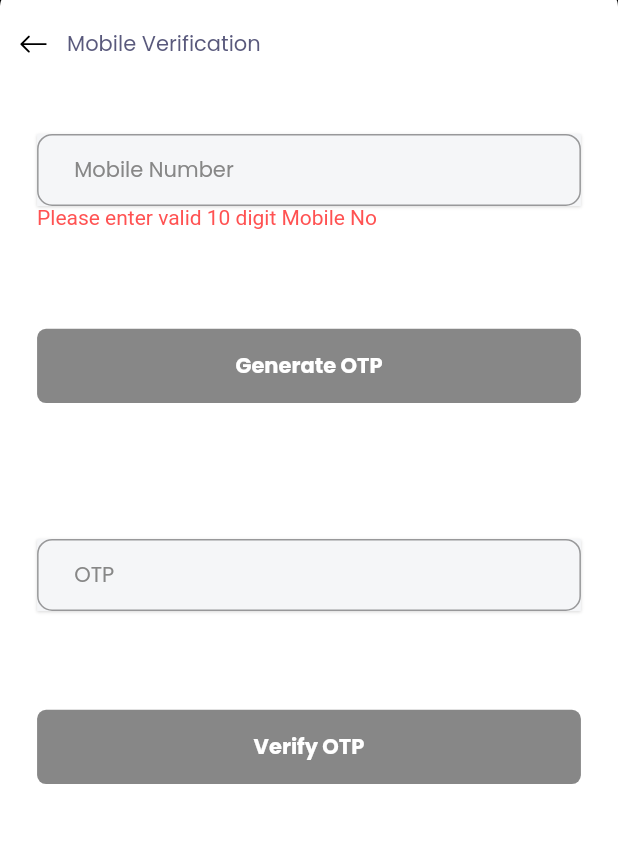
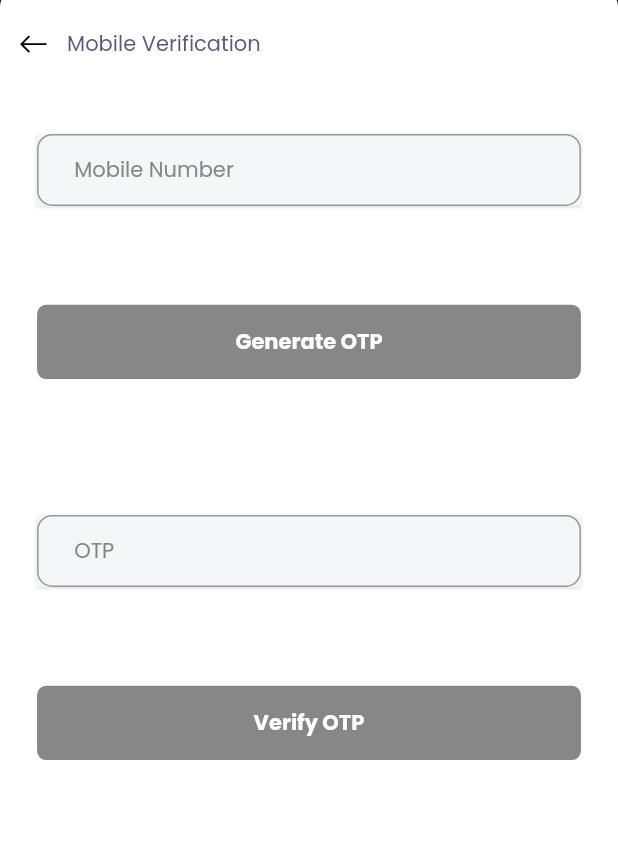
Before and after one commit to shivanixuriti/example, a Flutter app: the MobileVerification screen opened by its route, on a phone screen of 412 x 824 dp, the part 120-963 px from its top. Run offline on Flutter 3.47's test engine with Material 2 defaults, Android fonts, the phone set to English and light mode, and no system bars; our stand-ins replace auto_size_text, card_swiper, cloud_firestore, dio, email_validator, expandable and 16 more; missing offline and left inert: flutter_webview_plugin; accounts and stored records are empty; project files that could hold a hidden picture were left out.

Commit message:
isMobileNoCorrect

```diff
--- a/lib/ui/screens/kyc_screens/mobile_verification_screen.dart
+++ b/lib/ui/screens/kyc_screens/mobile_verification_screen.dart
@@ -153,7 +153,7 @@ class _MobileVerificationState extends State<MobileVerification> {
                         left: w1p * 6,
                         right: w1p * 6,
                       ),
-                      child: isMobileNoCorrect && !startedInputForMobileNo
+                      child: isMobileNoCorrect || !startedInputForMobileNo
                           ? Container()
                           : Text('Please enter valid 10 digit Mobile No',
                               style: TextStyle(color: Colors.redAccent)),
```
